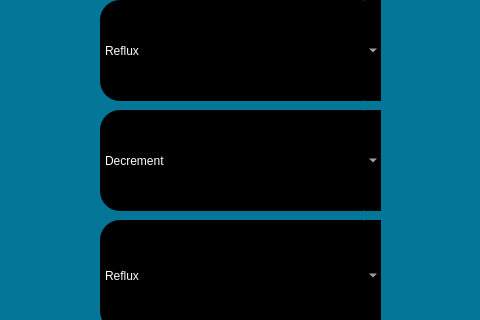
First picture: the form in footpedal.ui, repository RISWANAAAA/venturiphaco, before the edit; both pictures show x 330 to 810 and y 100 to 420 of the 1280 by 720 pixel window.
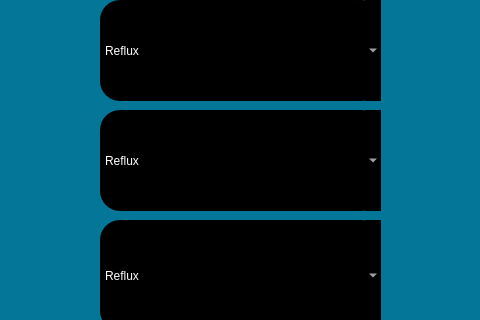
Second picture: the form after the edit. Icons and pictures are not drawn.

The edit to the form file:
```diff
--- a/footpedal.ui
+++ b/footpedal.ui
@@ -33,6 +33,11 @@
 border-radius:20px;
 </string>
    </property>
+   <item>
+    <property name="text">
+     <string>Reflux</string>
+    </property>
+   </item>
    <item>
     <property name="text">
      <string>Decrement</string>
```
Left out of the diff: 5 changed lines with no effect on the pictures.
